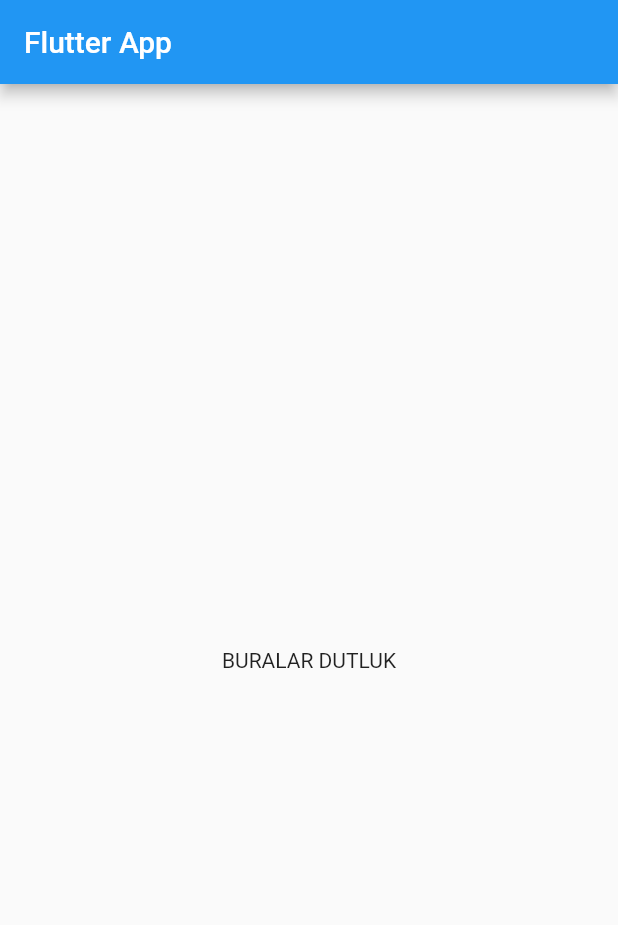
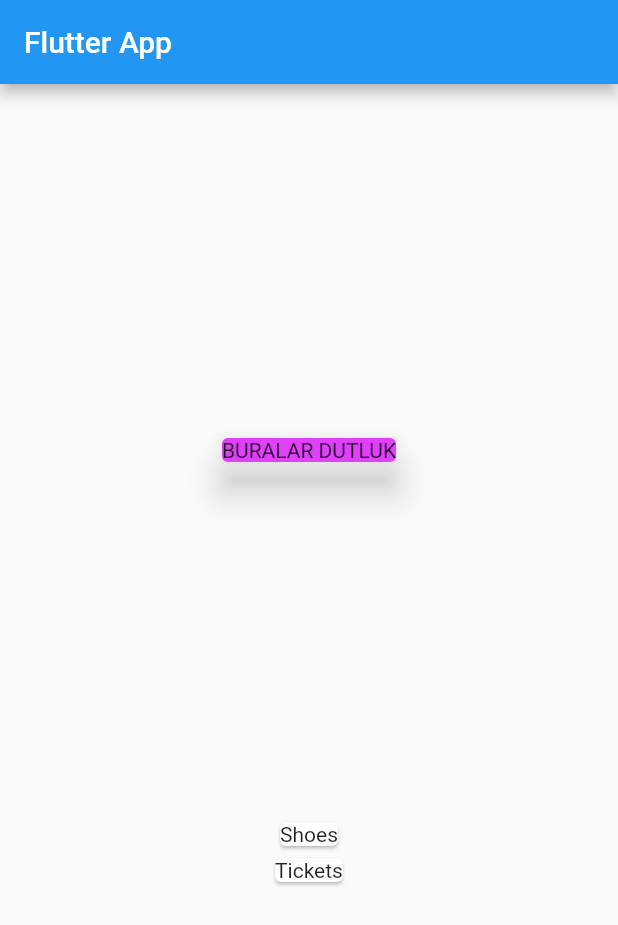
Before and after one commit to Ozkanozsm/harcama_uygulamasi, a Flutter app: the screen it shows after launch, on a phone screen of 412 x 824 dp. Shown: the top 925 px of the screen. Run offline on Flutter 3.47's test engine with Material 2 defaults, Android fonts, the phone set to English and light mode, and no system bars.

```diff
--- a/lib/main.dart
+++ b/lib/main.dart
@@ -1,4 +1,6 @@
 import 'package:flutter/material.dart';
+
+import './transaction.dart';
 
 void main() {
   runApp(MyApp());
@@ -15,14 +17,47 @@ class MyApp extends StatelessWidget {
 }
 
 class MyHomePage extends StatelessWidget {
+  final List<Transaction> transactions = [
+    Transaction(
+      id: "t01",
+      title: "Shoes",
+      amount: 85,
+      date: DateTime.now(),
+    ),
+    Transaction(
+      id: "t02",
+      title: "Tickets",
+      amount: 29.99,
+      date: DateTime.now(),
+    ),
+  ];
+
   @override
   Widget build(BuildContext context) {
     return Scaffold(
       appBar: AppBar(
         title: Text('Flutter App'),
       ),
-      body: Center(
-        child: Text('BURALAR DUTLUK'),
+      body: Container(
+        alignment: Alignment.center,
+        child: Column(
+          mainAxisAlignment: MainAxisAlignment.spaceEvenly,
+          crossAxisAlignment: CrossAxisAlignment.center,
+          children: [
+            Card(
+              color: Colors.purpleAccent,
+              child: Text("BURALAR DUTLUK"),
+              elevation: 10,
+            ),
+            Column(
+              children: transactions
+                  .map((tx) => Card(
+                        child: Text(tx.title),
+                      ))
+                  .toList(),
+            )
+          ],
+        ),
       ),
     );
   }
--- /dev/null
+++ b/lib/transaction.dart
@@ -0,0 +1,14 @@
+import 'package:flutter/foundation.dart';
+
+class Transaction {
+  String id;
+  String title;
+  double amount;
+  DateTime date;
+
+  Transaction(
+      {required this.id,
+      required this.title,
+      required this.amount,
+      required this.date});
+}
```
